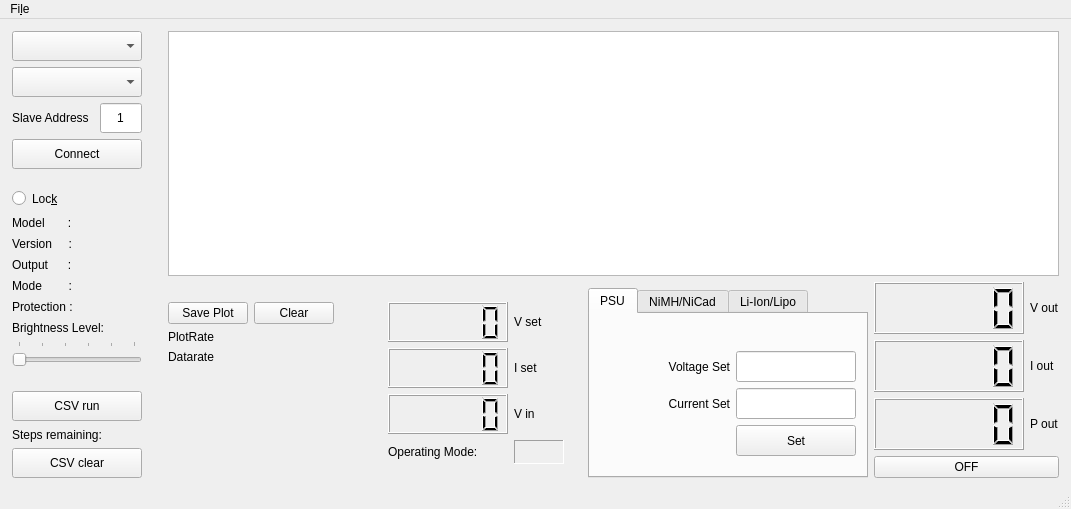
lambcutlet/DPS5005_pyGUI, file source_files/dps_GUI.ui: the form before one commit.
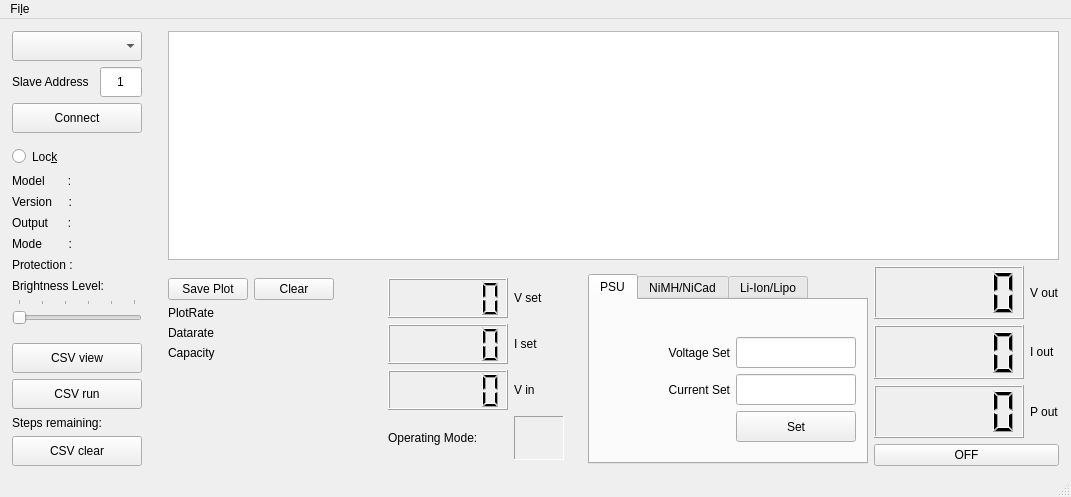
The form after the commit. Custom widgets are drawn as their Qt base class.

The edit to the form file:
```diff
--- a/source_files/dps_GUI.ui
+++ b/source_files/dps_GUI.ui
@@ -7,7 +7,7 @@
     <x>0</x>
     <y>0</y>
     <width>1071</width>
-    <height>509</height>
+    <height>497</height>
    </rect>
   </property>
   <property name="windowTitle">
@@ -39,28 +39,6 @@
     </item>
     <item row="0" column="0" rowspan="5">
      <layout class="QVBoxLayout" name="verticalLayout">
-      <item>
-       <widget class="QComboBox" name="comboBox_ports">
-        <property name="sizePolicy">
-         <sizepolicy hsizetype="Fixed" vsizetype="Fixed">
-          <horstretch>0</horstretch>
-          <verstretch>0</verstretch>
-         </sizepolicy>
-        </property>
-        <property name="minimumSize">
-         <size>
-          <width>130</width>
-          <height>30</height>
-         </size>
-        </property>
-        <property name="maximumSize">
-         <size>
-          <width>130</width>
-          <height>30</height>
-         </size>
-        </property>
-       </widget>
-      </item>
       <item>
        <widget class="QComboBox" name="comboBox_datarate">
         <property name="sizePolicy">
@@ -409,6 +387,34 @@
         </property>
        </spacer>
       </item>
+      <item>
+       <widget class="QPushButton" name="pushButton_CSV_view">
+        <property name="sizePolicy">
+         <sizepolicy hsizetype="Fixed" vsizetype="Fixed">
+          <horstretch>0</horstretch>
+          <verstretch>0</verstretch>
+         </sizepolicy>
+        </property>
+        <property name="minimumSize">
+         <size>
+          <width>130</width>
+          <height>30</height>
+         </size>
+        </property>
+        <property name="maximumSize">
+         <size>
+          <width>130</width>
+          <height>30</height>
+         </size>
+        </property>
+        <property name="text">
+         <string>CSV view</string>
+        </property>
+        <property name="checkable">
+         <bool>false</bool>
+        </property>
+       </widget>
+      </item>
       <item>
        <widget class="QPushButton" name="pushButton_CSV">
         <property name="sizePolicy">
@@ -501,7 +507,7 @@
          </widget>
         </item>
         <item>
-         <widget class="QPushButton" name="pushButton_clear">
+         <widget class="QPushButton" name="pushButton_clear_plot">
           <property name="text">
            <string>Clear</string>
           </property>
@@ -523,6 +529,13 @@
         </property>
        </widget>
       </item>
+      <item>
+       <widget class="QLabel" name="label_capacity">
+        <property name="text">
+         <string>Capacity</string>
+        </property>
+       </widget>
+      </item>
       <item>
        <spacer name="verticalSpacer">
         <property name="orientation">
@@ -1710,7 +1723,7 @@
     </property>
     <addaction name="actionOpen"/>
     <addaction name="separator"/>
-    <addaction name="actionExit"/>
+    <addaction name="actionQuit"/>
    </widget>
    <addaction name="menuFile"/>
   </widget>
@@ -1720,9 +1733,9 @@
     <string>&amp;Open</string>
    </property>
   </action>
-  <action name="actionExit">
+  <action name="actionQuit">
    <property name="text">
-    <string>&amp;Exit</string>
+    <string>&amp;Quit</string>
    </property>
   </action>
  </widget>
```
